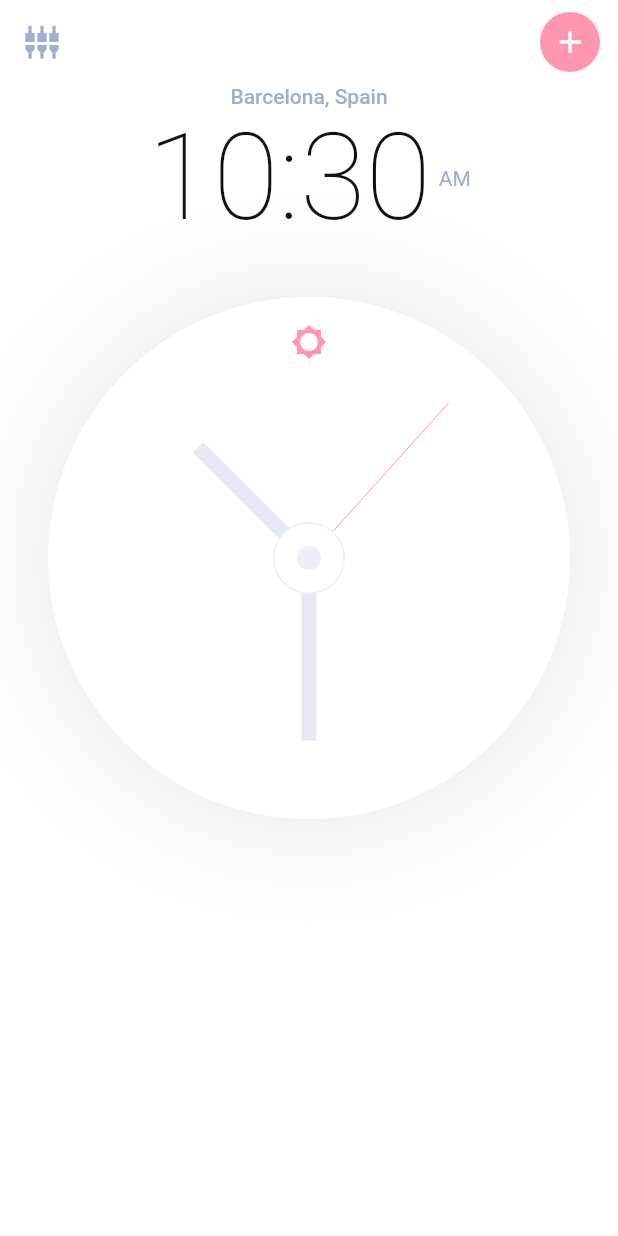
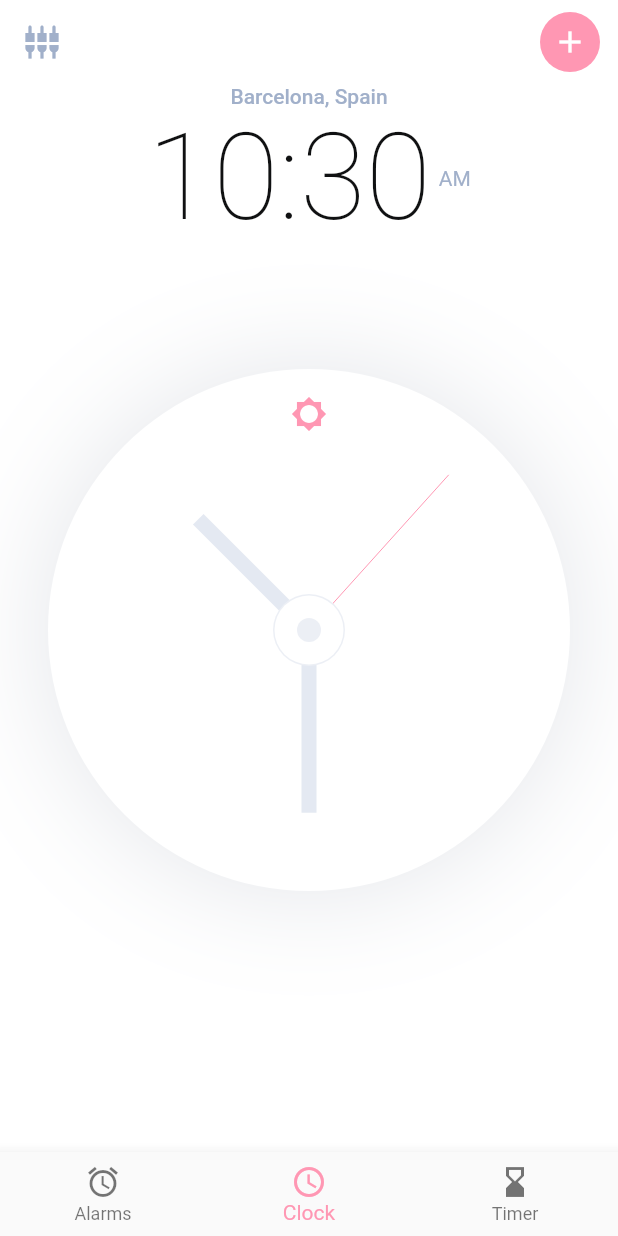
Before and after one commit to danielkvist/flutter_practices, a Flutter app: the screen it shows after launch, on a phone screen of 412 x 824 dp. Run offline on Flutter 3.47's test engine with Material 2 defaults, Android fonts, the phone set to English and light mode, and no system bars; our stand-ins replace flutter_swiper, google_fonts.

Commit message:
analog_clock: add bottom nav

```diff
--- a/analog_clock/lib/screens/components/body.dart
+++ b/analog_clock/lib/screens/components/body.dart
@@ -14,7 +14,11 @@ class Body extends StatelessWidget {
             style: Theme.of(context).textTheme.bodyText1,
           ),
           TimeInHoursAndMinutes(),
+          SizedBox(
+            height: 48.0,
+          ),
           Clock(),
+          Spacer(),
         ],
       ),
     );
--- a/analog_clock/lib/screens/components/time_in_hours_and_minutes.dart
+++ b/analog_clock/lib/screens/components/time_in_hours_and_minutes.dart
@@ -29,7 +29,7 @@ class _TimeInHoursAndMinutesState extends State<TimeInHoursAndMinutes> {
       mainAxisAlignment: MainAxisAlignment.center,
       children: [
         Text(
-          "${_timeOfDay.hourOfPeriod}:${_timeOfDay.minute}",
+          "${_timeOfDay.hourOfPeriod}:${_timeOfDay.minute.toString().padLeft(2, '0')}",
           style: Theme.of(context).textTheme.headline1,
         ),
         SizedBox(
--- a/analog_clock/lib/screens/home_screen.dart
+++ b/analog_clock/lib/screens/home_screen.dart
@@ -7,6 +7,7 @@ class HomeScreen extends StatelessWidget {
     return Scaffold(
       appBar: buildAppBar(context),
       body: Body(),
+      bottomNavigationBar: bottomNavigationBuilder(context),
     );
   }
 
@@ -45,3 +46,24 @@ class HomeScreen extends StatelessWidget {
     );
   }
 }
+
+BottomNavigationBar bottomNavigationBuilder(BuildContext context) {
+  return BottomNavigationBar(
+    items: const <BottomNavigationBarItem>[
+      BottomNavigationBarItem(
+        icon: Icon(Icons.alarm),
+        label: 'Alarms',
+      ),
+      BottomNavigationBarItem(
+        icon: Icon(Icons.query_builder),
+        label: 'Clock',
+      ),
+      BottomNavigationBarItem(
+        icon: Icon(Icons.hourglass_bottom),
+        label: 'Timer',
+      ),
+    ],
+    currentIndex: 1,
+    selectedItemColor: Theme.of(context).primaryColor,
+  );
+}
```
